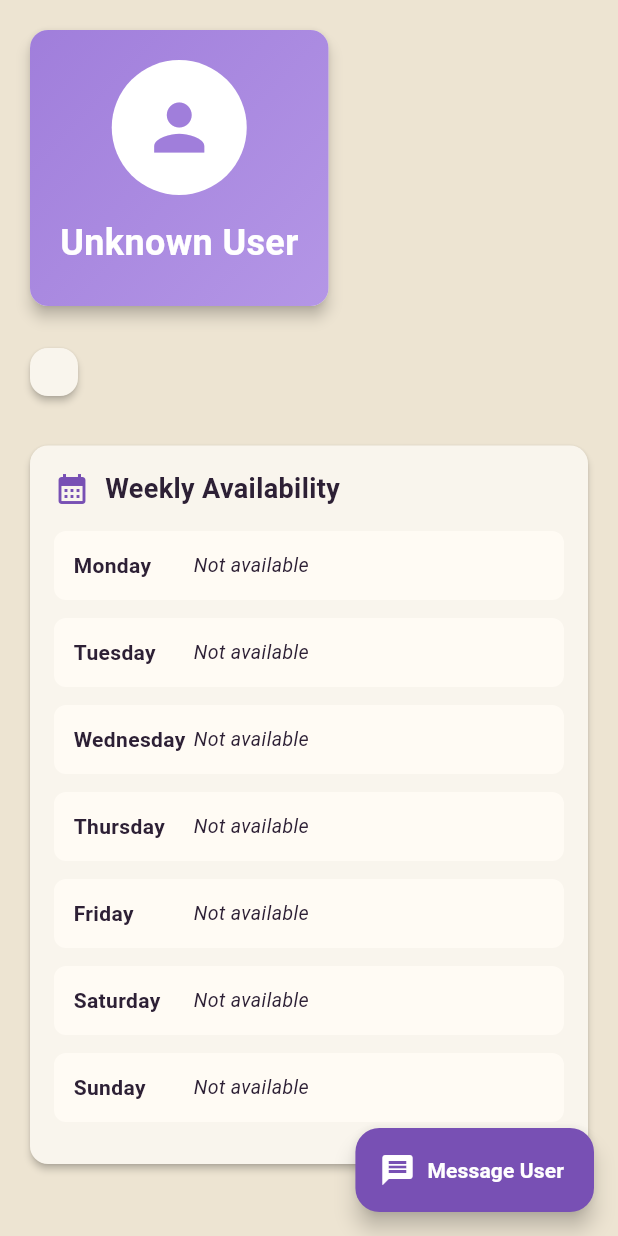
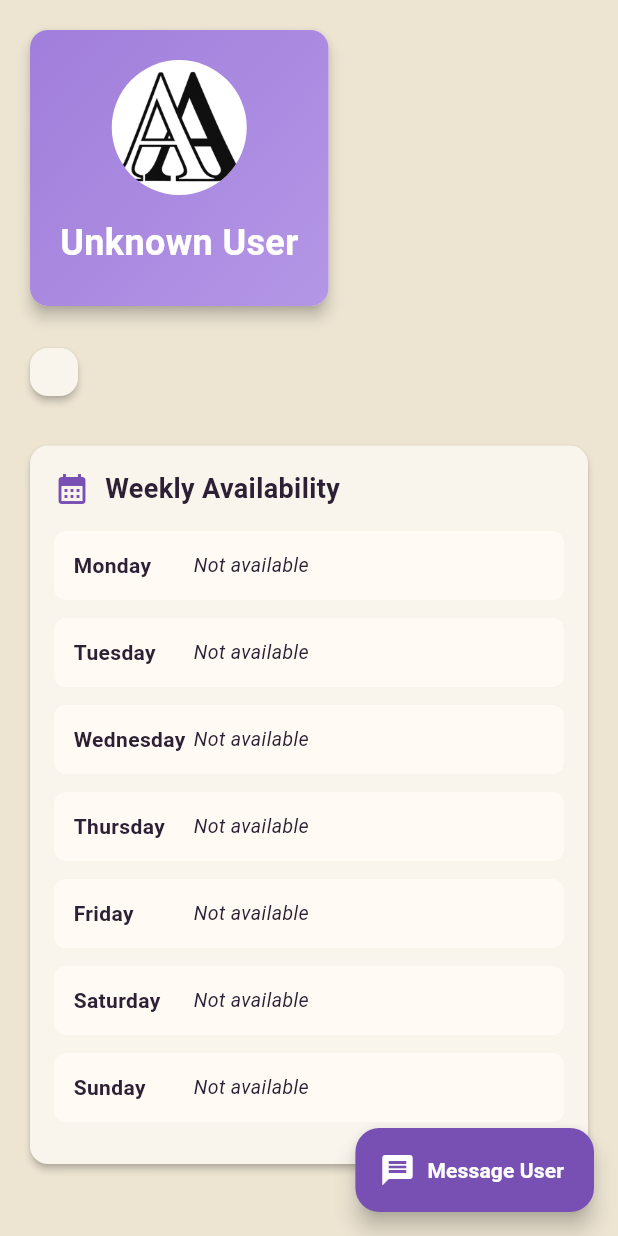
Before and after one commit to Mehedi259/Ally, a Flutter app: the ViewProfile widget shown alone on an empty page, opened directly, on a phone screen of 412 x 824 dp. Run offline on Flutter 3.47's test engine with Material 3 defaults, Android fonts, the phone set to English and light mode, and no system bars; drawn by our look-alikes of sliding_up_panel; our stand-ins replace cloud_firestore, firebase_auth, firebase_core, flutter_local_notifications, google_sign_in, timezone; accounts and stored records are empty.

Commit message:
Update profile and forum post avatars to use the app icon
- **UI/UX**:
    - Replaced the default person icon in `view_profile.dart` with the `assets/icons/app_icon.png` asset.
    - Replaced user initials in forum post avatars with the `assets/icons/app_icon.png` asset in `forum.dart`.

```diff
--- a/lib/view_profile.dart
+++ b/lib/view_profile.dart
@@ -566,11 +566,7 @@ class _ViewProfileState extends State<ViewProfile> {
                             CircleAvatar(
                               radius: 45,
                               backgroundColor: Colors.white,
-                              child: Icon(
-                                Icons.person,
-                                size: 50,
-                                color: const Color.fromARGB(255, 160, 126, 219),
-                              ),
+                              backgroundImage: AssetImage('assets/icons/app_icon.png'),
                             ),
                             SizedBox(height: 15),
                             // Name
```
Also changed, not shown: lib/forum.dart (+1 -10 lines).
